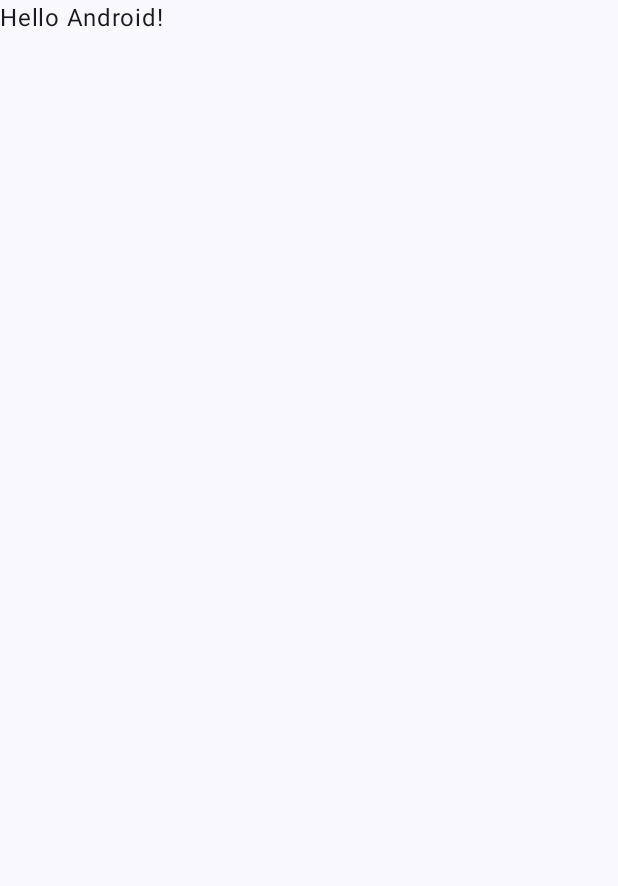
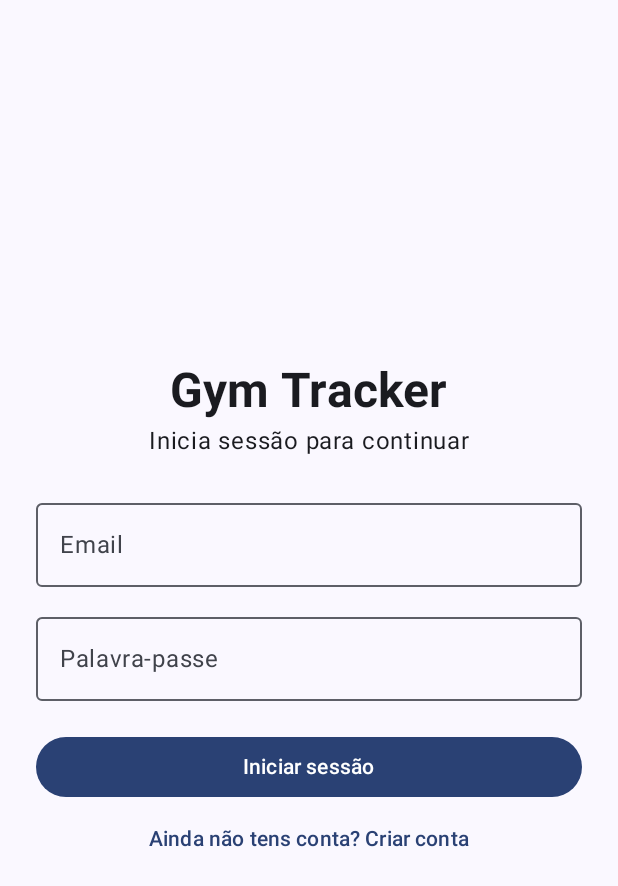
Before and after one commit to a047610/GymTacker, an Android app built with Jetpack Compose: the screen it shows after launch (MainActivity), on a phone screen of 412 x 824 dp. Before the commit the part shown is almost empty. Shown: the top 886 px of the screen. Run offline under Robolectric (Android 15) with nearby library versions, the phone set to English and light mode, and no system bars.

Commit message:
login screen que ainda nao esta ligado ao firebase

```diff
--- a/app/src/main/java/com/example/gymtrackermobile/MainActivity.kt
+++ b/app/src/main/java/com/example/gymtrackermobile/MainActivity.kt
@@ -12,6 +12,7 @@ import androidx.compose.runtime.Composable
 import androidx.compose.ui.Modifier
 import androidx.compose.ui.tooling.preview.Preview
 import com.example.gymtrackermobile.ui.theme.GymTrackerTheme
+import com.example.gymtrackermobile.ui.screens.LoginScreen
 
 class MainActivity : ComponentActivity() {
     override fun onCreate(savedInstanceState: Bundle?) {
@@ -20,10 +21,7 @@ class MainActivity : ComponentActivity() {
         setContent {
             GymTrackerTheme {
                 Scaffold(modifier = Modifier.fillMaxSize()) { innerPadding ->
-                    Greeting(
-                        name = "Android",
-                        modifier = Modifier.padding(innerPadding)
-                    )
+                    LoginScreen(modifier = Modifier.padding(innerPadding))
                 }
             }
         }
--- /dev/null
+++ b/app/src/main/java/com/example/gymtrackermobile/ui/screens/LoginScreen.kt
@@ -0,0 +1,140 @@
+package com.example.gymtrackermobile.ui.screens
+
+
+import androidx.compose.foundation.layout.Arrangement
+import androidx.compose.foundation.layout.Column
+import androidx.compose.foundation.layout.Spacer
+import androidx.compose.foundation.layout.fillMaxSize
+import androidx.compose.foundation.layout.fillMaxWidth
+import androidx.compose.foundation.layout.height
+import androidx.compose.foundation.layout.imePadding
+import androidx.compose.foundation.layout.padding
+import androidx.compose.foundation.rememberScrollState
+import androidx.compose.foundation.text.KeyboardOptions
+import androidx.compose.foundation.verticalScroll
+import androidx.compose.material3.Button
+import androidx.compose.material3.MaterialTheme
+import androidx.compose.material3.OutlinedTextField
+import androidx.compose.material3.Text
+import androidx.compose.material3.TextButton
+import androidx.compose.runtime.Composable
+import androidx.compose.runtime.getValue
+import androidx.compose.runtime.mutableStateOf
+import androidx.compose.runtime.saveable.rememberSaveable
+import androidx.compose.runtime.setValue
+import androidx.compose.ui.Alignment
+import androidx.compose.ui.Modifier
+import androidx.compose.ui.text.font.FontWeight
+import androidx.compose.ui.text.input.ImeAction
+import androidx.compose.ui.text.input.KeyboardCapitalization
+import androidx.compose.ui.text.input.KeyboardType
+import androidx.compose.ui.text.input.PasswordVisualTransformation
+import androidx.compose.ui.tooling.preview.Preview
+import androidx.compose.ui.unit.dp
+
+@Composable
+fun LoginScreen(modifier: Modifier = Modifier) {
+    var isRegisterMode by rememberSaveable { mutableStateOf(false) }
+    var name by rememberSaveable { mutableStateOf("") }
+    var email by rememberSaveable { mutableStateOf("") }
+    var password by rememberSaveable { mutableStateOf("") }
+    var message by rememberSaveable { mutableStateOf("") }
+
+    Column(
+        modifier = modifier
+            .fillMaxSize()
+            .imePadding()
+            .verticalScroll(rememberScrollState())
+            .padding(24.dp),
+        verticalArrangement = Arrangement.Center,
+        horizontalAlignment = Alignment.CenterHorizontally
+    ) {
+        Text(
+            text = "Gym Tracker",
+            style = MaterialTheme.typography.headlineLarge,
+            fontWeight = FontWeight.Bold
+        )
+        Spacer(modifier = Modifier.height(4.dp))
+        Text(
+            text = if (isRegisterMode) "Cria a tua conta" else "Inicia sessão para continuar",
+            style = MaterialTheme.typography.bodyLarge
+        )
+        Spacer(modifier = Modifier.height(24.dp))
+
+        if (isRegisterMode) {
+            OutlinedTextField(
+                value = name,
+                onValueChange = { name = it },
+                label = { Text("Nome") },
+                singleLine = true,
+                keyboardOptions = KeyboardOptions(
+                    capitalization = KeyboardCapitalization.Words,
+                    imeAction = ImeAction.Next
+                ),
+                modifier = Modifier.fillMaxWidth()
+            )
+            Spacer(modifier = Modifier.height(12.dp))
+        }
+
+        OutlinedTextField(
+            value = email,
+            onValueChange = { email = it },
+            label = { Text("Email") },
+            singleLine = true,
+            keyboardOptions = KeyboardOptions(
+                keyboardType = KeyboardType.Email,
+                imeAction = ImeAction.Next
+            ),
+            modifier = Modifier.fillMaxWidth()
+        )
+        Spacer(modifier = Modifier.height(12.dp))
+        OutlinedTextField(
+            value = password,
+            onValueChange = { password = it },
+            label = { Text("Palavra-passe") },
+            singleLine = true,
+            visualTransformation = PasswordVisualTransformation(),
+            keyboardOptions = KeyboardOptions(
+                keyboardType = KeyboardType.Password,
+                imeAction = ImeAction.Done
+            ),
+            modifier = Modifier.fillMaxWidth()
+        )
+
+        Spacer(modifier = Modifier.height(20.dp))
+        Button(
+            onClick = { message = "Botão ainda não ligado ao Firebase." },
+            modifier = Modifier.fillMaxWidth()
+        ) {
+            Text(if (isRegisterMode) "Criar conta" else "Iniciar sessão")
+        }
+
+        if (message.isNotEmpty()) {
+            Spacer(modifier = Modifier.height(12.dp))
+            Text(
+                text = message,
+                style = MaterialTheme.typography.bodyMedium
+            )
+        }
+
+        TextButton(
+            onClick = {
+                isRegisterMode = !isRegisterMode
+                message = ""
+            }
+        ) {
+            Text(
+                if (isRegisterMode) "Já tens conta? Iniciar sessão"
+                else "Ainda não tens conta? Criar conta"
+            )
+        }
+    }
+}
+
+@Preview(showBackground = true)
+@Composable
+private fun LoginScreenPreview() {
+    MaterialTheme {
+        LoginScreen()
+    }
+}
```
